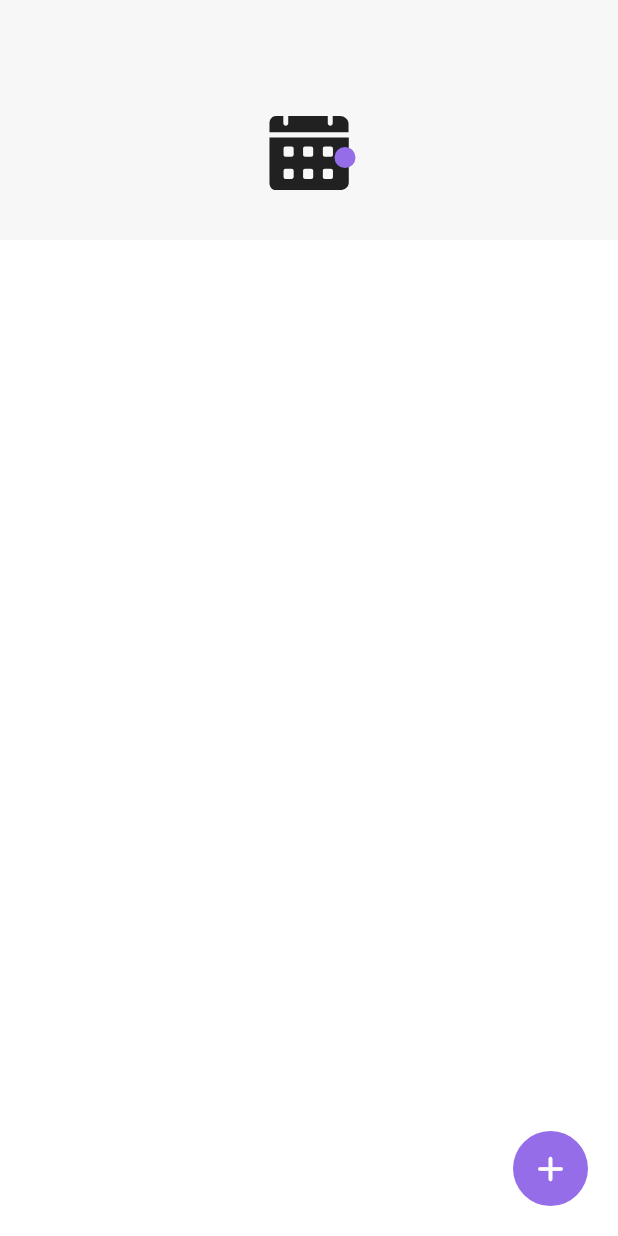
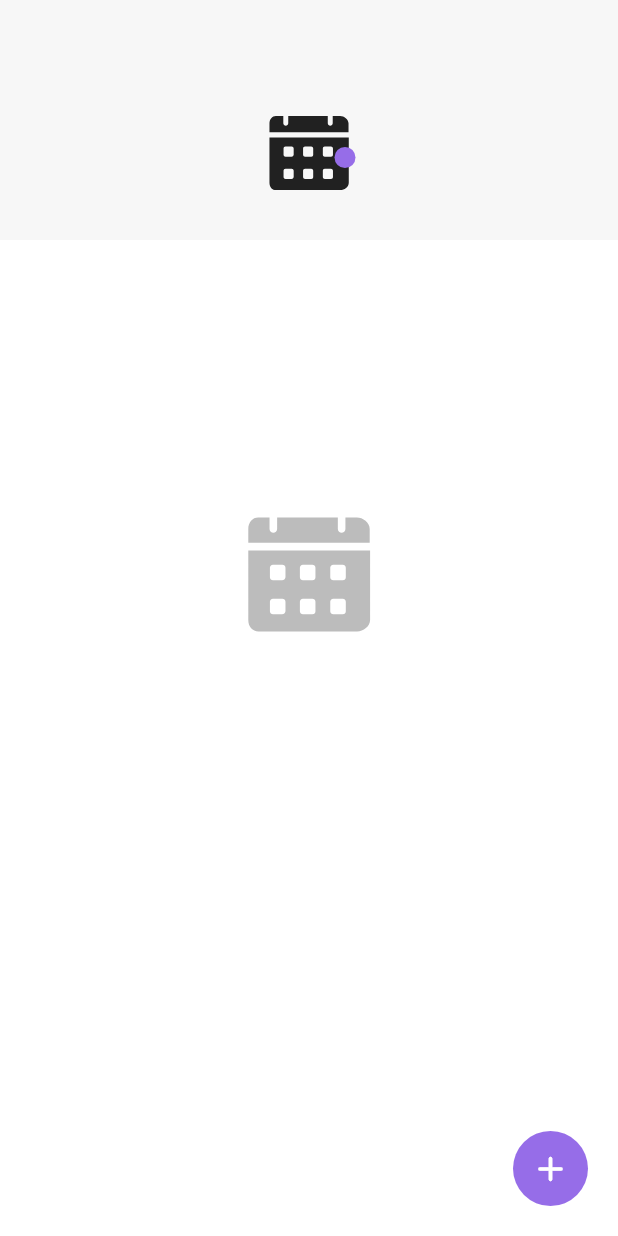
Before and after one commit to domutala/task, a Flutter app: the screen it shows after launch, on a phone screen of 412 x 824 dp. Run offline on Flutter 3.47's test engine with Material 2 defaults, Android fonts, the phone set to English and light mode, and no system bars; our stand-ins replace flutter_svg.

Commit message:
update main.dart

```diff
--- a/lib/main.dart
+++ b/lib/main.dart
@@ -161,6 +161,7 @@ class _MyHomePageState extends State<MyHomePage> {
         systemNavigationBarDividerColor: Theme.of(context).primaryColorLight,
       ),
     );
+    SystemChrome.setPreferredOrientations([DeviceOrientation.portraitUp]);
 
     return Scaffold(
       body: Stack(
@@ -215,6 +216,18 @@ class _MyHomePageState extends State<MyHomePage> {
                 child: Column(
                   crossAxisAlignment: CrossAxisAlignment.end,
                   children: <Widget>[
+                    Container(
+                      margin: const EdgeInsets.only(top: 160),
+                      child: Center(
+                        child: SvgPicture.asset(
+                          'assets/svg/calendar.svg',
+                          color: Theme.of(context)
+                              .primaryColorDark
+                              .withOpacity(.3),
+                          width: 86,
+                        ),
+                      ),
+                    ),
                     for (var task in _tasks)
                       GestureDetector(
                         onTap: () {
```
